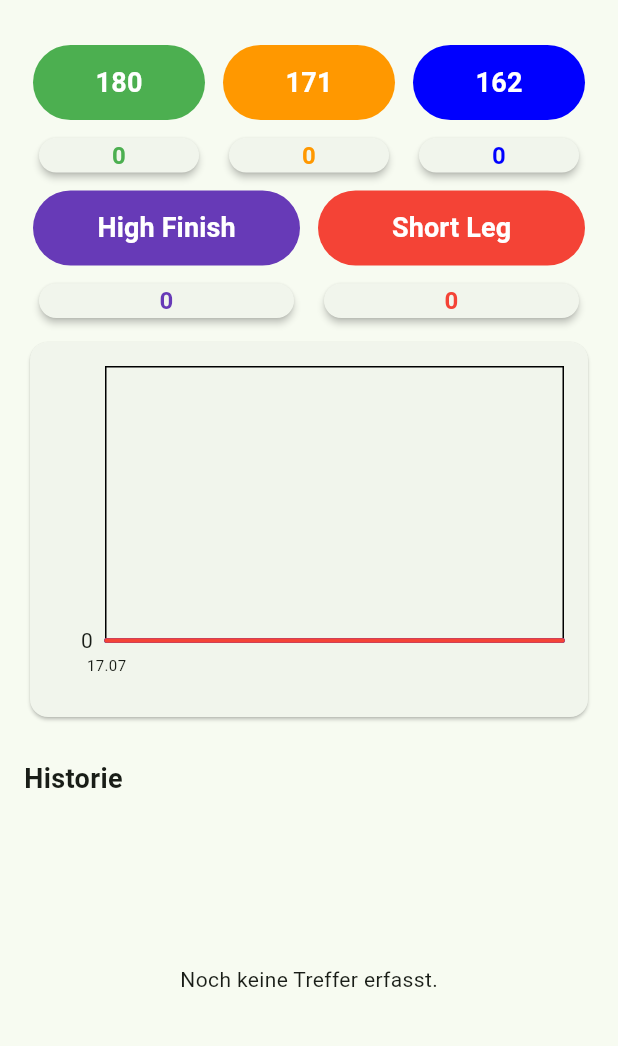
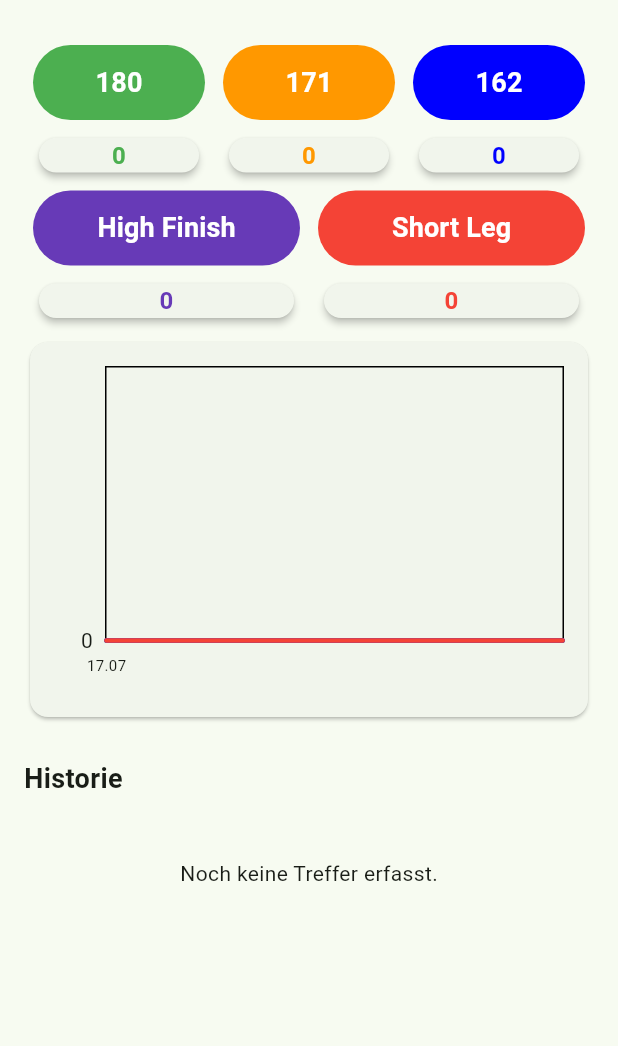
Before and after one commit to mammut1919/dart_tracker, a Flutter app: the screen it shows after launch, on a phone screen of 412 x 824 dp, the part 63-1109 px from its top. Run offline on Flutter 3.47's test engine with Material 3 defaults, Android fonts, the phone set to English and light mode, and no system bars; drawn by our look-alikes of fl_chart; our stand-ins replace drift, file_picker, shared_preferences; missing offline and left inert: flutter_file_dialog; accounts and stored records are empty; generated files the repository leaves out were written again.

Commit message:
feat: improve layout, localization and configurable baselines

```diff
--- a/lib/home_page.dart
+++ b/lib/home_page.dart
@@ -364,9 +364,8 @@ class _HomePageState extends State<HomePage> {
           ),
         ],
       ),
-      body: Padding(
+      body: ListView(
         padding: const EdgeInsets.all(16),
-        child: Column(
         children: [
           // score buttons
           Row(
@@ -454,7 +453,7 @@ class _HomePageState extends State<HomePage> {
                 child: Padding(
                   padding: const EdgeInsets.symmetric(horizontal: 6),
                   child: EntrySummaryCard(
-                      count: countHF,
+                    count: countHF + _settings.baselineHighFinish,
                     color: AppColors.highFinish,
                     label: 'HF',
                   ),
@@ -464,7 +463,7 @@ class _HomePageState extends State<HomePage> {
                 child: Padding(
                   padding: const EdgeInsets.symmetric(horizontal: 6),
                   child: EntrySummaryCard(
-                      count: countSL,
+                    count: countSL + _settings.baselineShortLeg,
                     color: AppColors.shortLeg,
                     label: 'SL',
                   ),
@@ -492,15 +491,15 @@ class _HomePageState extends State<HomePage> {
           ),
           const SizedBox(height: 8),
           // List of historic scores
-            Expanded(
-              child: _entries.isEmpty
-              ? const Center(
+          if (_entries.isEmpty)
+            const Padding(
+              padding: EdgeInsets.symmetric(vertical: 32),
+              child: Center(
                 child: Text('Noch keine Treffer erfasst.'),
+              ),
             )
-              : ListView.builder(
-                itemCount: _entries.length,
-                itemBuilder: (context, index) {
-                  final entry = _entries[index];
+        else
+          ..._entries.map<Widget>((entry) {
             return Dismissible(
               key: ValueKey(entry.id),
               direction: DismissDirection.endToStart,
@@ -518,18 +517,14 @@ class _HomePageState extends State<HomePage> {
                 child: ListTile(
                   onLongPress: () => _confirmDelete(entry),
                   leading: Icon(entry.type.icon),
-                        title: Text(entry.type.format(entry.value),),
-                        subtitle: Text(_dateFormat.format(entry.timestamp),),
+                  title: Text(entry.type.format(entry.value)),
+                  subtitle: Text(_dateFormat.format(entry.timestamp)),
                 ),
               ),
             );
-                },
-              ),
-            ),
+          }),
         ],
-        ),
       ),
     );
   }
-
 }
--- a/lib/main.dart
+++ b/lib/main.dart
@@ -1,4 +1,6 @@
 import 'package:flutter/material.dart';
+import 'package:flutter_localizations/flutter_localizations.dart';
+import 'package:intl/date_symbol_data_local.dart';
 
 import 'home_page.dart';
 import 'settings/app_settings.dart';
@@ -7,6 +9,8 @@ import 'theme/app_colors.dart';
 
 Future<void> main() async {
   WidgetsFlutterBinding.ensureInitialized();
+
+  await initializeDateFormatting('de_DE');
 
   final repository = SettingsRepository();
 
@@ -32,6 +36,12 @@ class DartTrackerApp extends StatelessWidget {
     return MaterialApp(
       debugShowCheckedModeBanner: false,
       title: 'Dart Tracker',
+      locale: const Locale('de', 'DE'),
+      supportedLocales: const [
+        Locale('de', 'DE'),
+      ],
+      localizationsDelegates:
+          GlobalMaterialLocalizations.delegates,
       theme: ThemeData(
         useMaterial3: true,
         colorSchemeSeed: AppColors.primary,
--- a/lib/settings/app_settings.dart
+++ b/lib/settings/app_settings.dart
@@ -3,29 +3,42 @@ class AppSettings {
     baseline180: 0,
     baseline171: 0,
     baseline162: 0,
+    baselineHighFinish: 0,
+    baselineShortLeg: 0,
   );
 
   const AppSettings({
     required this.baseline180,
     required this.baseline171,
     required this.baseline162,
+    required this.baselineHighFinish,
+    required this.baselineShortLeg,
   })  : assert(baseline180 >= 0),
         assert(baseline171 >= 0),
-        assert(baseline162 >= 0);
+        assert(baseline162 >= 0),
+        assert(baselineHighFinish >= 0),
+        assert(baselineShortLeg >= 0);
 
   final int baseline180;
   final int baseline171;
   final int baseline162;
+  final int baselineHighFinish;
+  final int baselineShortLeg;
 
   AppSettings copyWith({
     int? baseline180,
     int? baseline171,
     int? baseline162,
+    int? baselineHighFinish,
+    int? baselineShortLeg,
   }) {
     return AppSettings(
       baseline180: baseline180 ?? this.baseline180,
       baseline171: baseline171 ?? this.baseline171,
       baseline162: baseline162 ?? this.baseline162,
+      baselineHighFinish: baselineHighFinish ?? this.baselineHighFinish,
+      baselineShortLeg: baselineShortLeg ?? this.baselineShortLeg,
+
     );
   }
 
@@ -47,6 +60,8 @@ class AppSettings {
       'baseline180': baseline180,
       'baseline171': baseline171,
       'baseline162': baseline162,
+      'baselineHighFinish': baselineHighFinish,
+      'baselineShortLeg': baselineShortLeg,
     };
   }
 
@@ -57,6 +72,8 @@ class AppSettings {
       baseline180: json['baseline180'] as int,
       baseline171: json['baseline171'] as int,
       baseline162: json['baseline162'] as int,
+      baselineHighFinish: json['baselineHighFinish'] as int? ?? 0,
+      baselineShortLeg: json['baselineShortLeg'] as int? ?? 0,
     );
   }
 }
--- a/lib/widgets/score_chart.dart
+++ b/lib/widgets/score_chart.dart
@@ -270,7 +270,7 @@ class ScoreChart extends StatelessWidget {
     final highFinishChart = builder.buildStepChart(
       entries: entries,
       type: EntryType.highFinish,
-      baseline: 0,
+      baseline: settings.baselineHighFinish,
       chartStart: range.firstDate,
       chartEnd: range.lastDate,
     );
@@ -286,7 +286,7 @@ class ScoreChart extends StatelessWidget {
     final shortLegChart = builder.buildStepChart(
       entries: entries,
       type: EntryType.shortLeg,
-      baseline: 0,
+      baseline: settings.baselineShortLeg,
       chartStart: range.firstDate,
       chartEnd: range.lastDate,
     );
--- a/pubspec.yaml
+++ b/pubspec.yaml
@@ -9,6 +9,9 @@ environment:
 
 dependencies:
   flutter:
+    sdk: flutter
+
+  flutter_localizations:
     sdk: flutter
 
   fl_chart: ^1.0.0
```
Also changed, not shown: lib/settings/settings_repository.dart (+13 -0 lines), lib/widgets/settings_dialog.dart (+30 -2 lines), pubspec.lock. Lines whose indentation alone changed are shown as unchanged.
